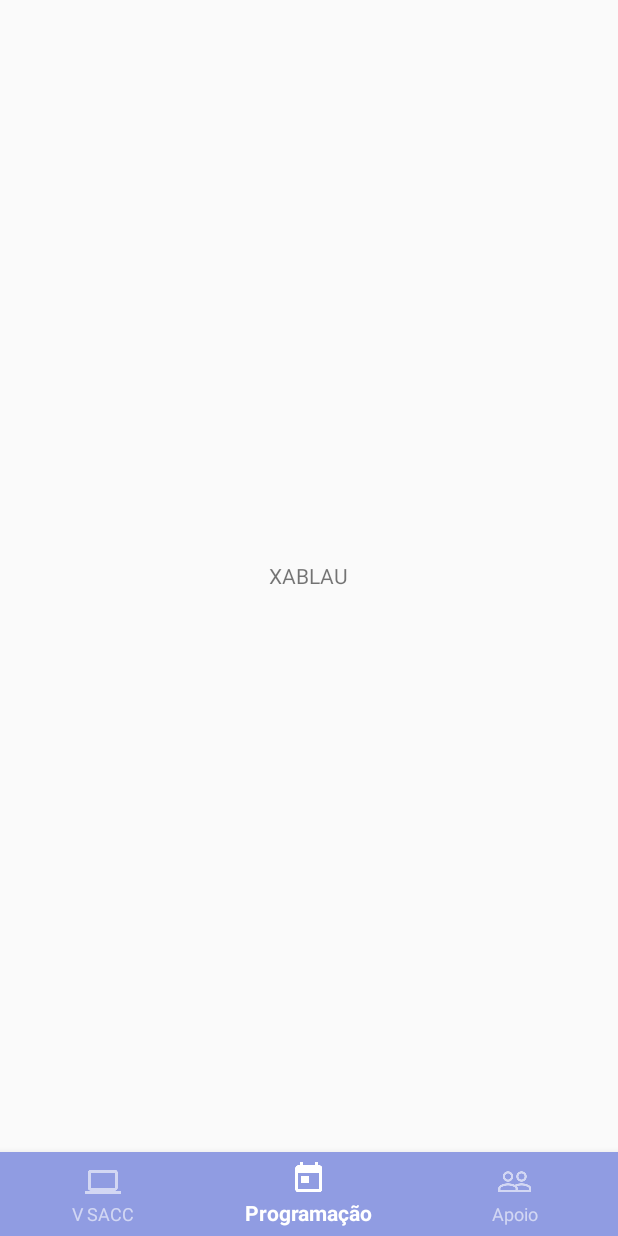
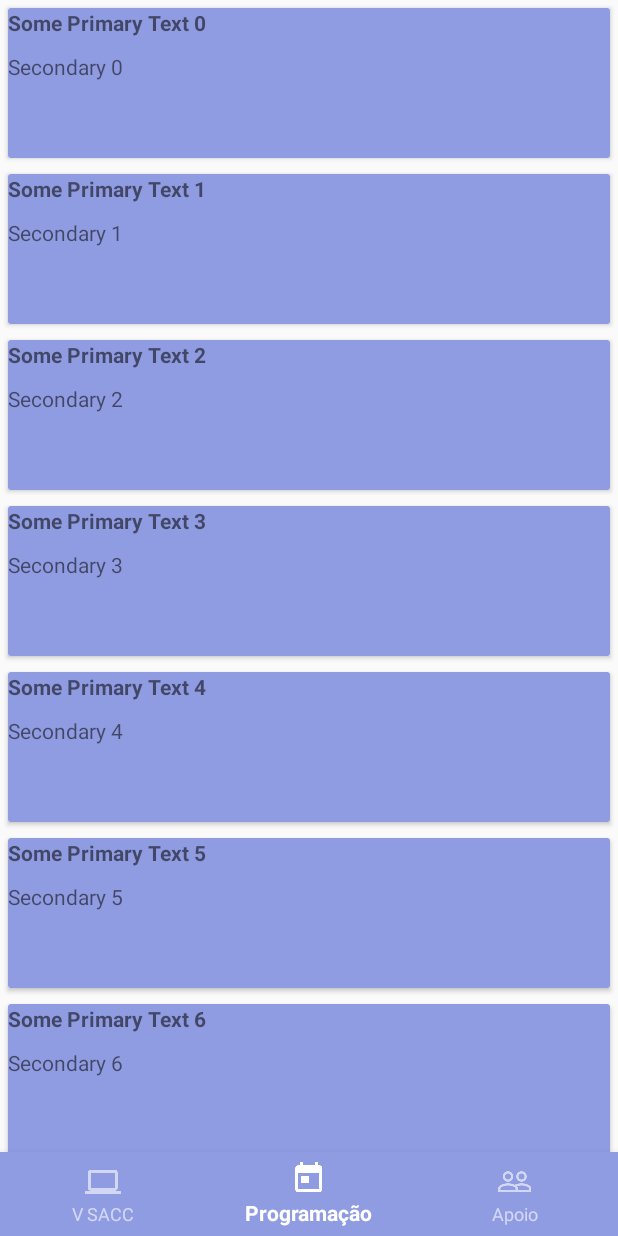
Before and after one commit to MatheusOliveiraBarbosa/SACC2017, an Android app: the screen it shows after launch (MainActivity), item 2 of the bottom bar chosen, on a phone screen of 412 x 824 dp. Run offline under Robolectric (Android 15) with nearby library versions, the phone set to English and light mode, and no system bars.

Commit message:
adicionado elemento de cards views

```diff
--- a/SACC2017/app/build.gradle
+++ b/SACC2017/app/build.gradle
@@ -24,5 +24,6 @@ dependencies {
     compile 'com.android.support:appcompat-v7:25.3.1'
     compile 'com.android.support:design:25.3.1'
     compile 'com.android.support:support-v4:25.3.1'
+    compile 'com.android.support:cardview-v7:25.3.1'
     testCompile 'junit:junit:4.12'
 }
--- /dev/null
+++ b/SACC2017/app/src/main/java/br/edu/ufcg/sacc2017/Adapter/RecyclerViewAdapter.java
@@ -0,0 +1,88 @@
+package br.edu.ufcg.sacc2017.Adapter;
+
+import android.support.v7.widget.RecyclerView;
+import android.util.Log;
+import android.view.LayoutInflater;
+import android.view.View;
+import android.view.ViewGroup;
+import android.widget.TextView;
+
+import java.util.ArrayList;
+
+import br.edu.ufcg.sacc2017.R;
+import br.edu.ufcg.sacc2017.models.Apoio;
+
+/**
+ * Created by mathe on 26/05/2017.
+ */
+
+public class RecyclerViewAdapter extends RecyclerView.Adapter<RecyclerViewAdapter.ApoioHolder> {
+
+
+    private static String LOG_TAG = "MyRecyclerViewAdapter";
+    private ArrayList<Apoio> mApoioset;
+    private static MyClickListener myClickListener;
+
+    public static class ApoioHolder extends RecyclerView.ViewHolder
+            implements View
+            .OnClickListener {
+        TextView label;
+        TextView dateTime;
+
+        public ApoioHolder(View itemView) {
+            super(itemView);
+            label = (TextView) itemView.findViewById(R.id.tv_title);
+            dateTime = (TextView) itemView.findViewById(R.id.tv_description);
+            Log.i(LOG_TAG, "Adding Listener");
+            itemView.setOnClickListener(this);
+        }
+
+        @Override
+        public void onClick(View v) {
+            myClickListener.onItemClick(getAdapterPosition(), v);
+        }
+    }
+
+    public void setOnItemClickListener(MyClickListener myClickListener) {
+        this.myClickListener = myClickListener;
+    }
+
+    public RecyclerViewAdapter(ArrayList<Apoio> apoioSet) {
+        this.mApoioset = apoioSet;
+    }
+
+    @Override
+    public ApoioHolder onCreateViewHolder(ViewGroup parent,
+                                               int viewType) {
+        View view = LayoutInflater.from(parent.getContext())
+                .inflate(R.layout.card_view, parent, false);
+
+        ApoioHolder dataObjectHolder = new ApoioHolder(view);
+        return dataObjectHolder;
+    }
+
+    @Override
+    public void onBindViewHolder(ApoioHolder holder, int position) {
+        holder.label.setText(mApoioset.get(position).getTitle());
+        holder.dateTime.setText(mApoioset.get(position).getDescription());
+    }
+
+    public void addItem(Apoio apoio, int index) {
+        mApoioset.add(index, apoio);
+        notifyItemInserted(index);
+    }
+
+    public void deleteItem(int index) {
+        mApoioset.remove(index);
+        notifyItemRemoved(index);
+    }
+
+    @Override
+    public int getItemCount() {
+        return mApoioset.size();
+    }
+
+    public interface MyClickListener {
+        public void onItemClick(int position, View v);
+    }
+}
--- a/SACC2017/app/src/main/java/br/edu/ufcg/sacc2017/MainActivity.java
+++ b/SACC2017/app/src/main/java/br/edu/ufcg/sacc2017/MainActivity.java
@@ -8,6 +8,7 @@ import android.support.v4.app.FragmentActivity;
 import android.support.v4.app.FragmentTransaction;
 import android.support.v7.app.AppCompatActivity;
 import android.os.Bundle;
+import android.support.v7.widget.Toolbar;
 import android.view.MenuItem;
 import android.view.View;
 import android.widget.TabHost;
@@ -26,6 +27,8 @@ public class MainActivity extends FragmentActivity {
         BottomNavigationView bottomNavigationView = (BottomNavigationView)
                 findViewById(R.id.bottom_navigation);
 
+        final Toolbar toolbar = (Toolbar) findViewById(R.id.toolBar);
+
         FragmentTransaction transaction = getSupportFragmentManager().beginTransaction();
         transaction.replace(R.id.frame_layout, FragmentSACC.newInstance());
         transaction.commit();
@@ -39,12 +42,15 @@ public class MainActivity extends FragmentActivity {
                         switch (item.getItemId()) {
                             case R.id.action_sacc:
                                 selectedFragment = FragmentSACC.newInstance();
+                                toolbar.setVisibility(View.VISIBLE);
                                 break;
                             case R.id.action_programacao:
                                 selectedFragment = FragmentProgramacao.newInstance();
+                                toolbar.setVisibility(View.GONE);
                                 break;
                             case R.id.action_apoio:
                                 selectedFragment = FragmentApoio.newInstance();
+                                toolbar.setVisibility(View.VISIBLE);
                                 break;
                         }
                         FragmentTransaction transaction = getSupportFragmentManager().beginTransaction();
--- a/SACC2017/app/src/main/java/br/edu/ufcg/sacc2017/fragments/FragmentProgramacao.java
+++ b/SACC2017/app/src/main/java/br/edu/ufcg/sacc2017/fragments/FragmentProgramacao.java
@@ -32,8 +32,6 @@ public class FragmentProgramacao extends Fragment {
     @Override
     public void onCreate(Bundle savedInstanceState) {
         super.onCreate(savedInstanceState);
-        Toolbar toolbar = (Toolbar) getActivity().findViewById(R.id.toolBar);
-
     }
 
     @Override
@@ -50,6 +48,7 @@ public class FragmentProgramacao extends Fragment {
         return tabHostProgramacao;
     }
 
+
     @Override
     public void onDestroyView() {
         super.onDestroyView();
--- a/SACC2017/app/src/main/java/br/edu/ufcg/sacc2017/fragments/FragmentProgramacaoDia01.java
+++ b/SACC2017/app/src/main/java/br/edu/ufcg/sacc2017/fragments/FragmentProgramacaoDia01.java
@@ -3,11 +3,18 @@ package br.edu.ufcg.sacc2017.fragments;
 import android.os.Bundle;
 import android.support.annotation.Nullable;
 import android.support.v4.app.Fragment;
+import android.support.v7.widget.LinearLayoutManager;
+import android.support.v7.widget.RecyclerView;
+import android.util.Log;
 import android.view.LayoutInflater;
 import android.view.View;
 import android.view.ViewGroup;
 
+import java.util.ArrayList;
+
+import br.edu.ufcg.sacc2017.Adapter.RecyclerViewAdapter;
 import br.edu.ufcg.sacc2017.R;
+import br.edu.ufcg.sacc2017.models.Apoio;
 
 /**
  * Created by mathe on 25/05/2017.
@@ -15,13 +22,51 @@ import br.edu.ufcg.sacc2017.R;
 
 public class FragmentProgramacaoDia01 extends Fragment {
 
+    private RecyclerView mRecyclerView;
+    private RecyclerView.Adapter mAdapter;
+    private RecyclerView.LayoutManager mLayoutManager;
+    private static String LOG_TAG = "FragmentApoio";
+
+
     @Nullable
     @Override
     public View onCreateView(LayoutInflater inflater, @Nullable ViewGroup container, @Nullable Bundle savedInstanceState) {
 
         View rootView = inflater.inflate(R.layout.fragment_programacao_dia01,container,false);
 
-        return  rootView;
+        mRecyclerView = new RecyclerView(rootView.getContext());
+        mRecyclerView.findViewById(R.id.reclycer_view);
+        mRecyclerView.setHasFixedSize(true);
+        mLayoutManager = new LinearLayoutManager(getActivity());
+        mRecyclerView.setLayoutManager(mLayoutManager);
+        mAdapter = new RecyclerViewAdapter(getDataSet());
+        mRecyclerView.setAdapter(mAdapter);
+
+        return mRecyclerView;
+
+    }
+
+    @Override
+    public void onResume() {
+        super.onResume();
+        ((RecyclerViewAdapter) mAdapter).setOnItemClickListener(new RecyclerViewAdapter
+                .MyClickListener() {
+            @Override
+            public void onItemClick(int position, View v) {
+                Log.i(LOG_TAG, " Clicked on Item " + position);
+            }
+        });
+
+    }
+
+    private ArrayList<Apoio> getDataSet() {
+        ArrayList results = new ArrayList<Apoio>();
+        for (int index = 0; index < 20; index++) {
+            Apoio obj = new Apoio("Some Primary Text " + index,
+                    "Secondary " + index);
+            results.add(index, obj);
+        }
+        return results;
     }
 
 }
--- /dev/null
+++ b/SACC2017/app/src/main/java/br/edu/ufcg/sacc2017/models/Apoio.java
@@ -0,0 +1,32 @@
+package br.edu.ufcg.sacc2017.models;
+
+/**
+ * Created by mathe on 26/05/2017.
+ */
+
+public class Apoio {
+
+    private String title;
+    private String description;
+
+    public Apoio(String title, String description){
+        this.title = title;
+        this.description = description;
+    }
+
+    public String getTitle() {
+        return title;
+    }
+
+    public void setTitle(String title) {
+        this.title = title;
+    }
+
+    public String getDescription() {
+        return description;
+    }
+
+    public void setDescription(String description) {
+        this.description = description;
+    }
+}
--- a/SACC2017/app/src/main/res/layout/activity_main.xml
+++ b/SACC2017/app/src/main/res/layout/activity_main.xml
@@ -11,7 +11,6 @@
         android:layout_width="match_parent"
         android:layout_height="?attr/actionBarSize"
         android:background="@color/colorPrimary"
-        android:visibility="gone"
         >
             <ImageView
                 android:id="@+id/iv_logo"
--- /dev/null
+++ b/SACC2017/app/src/main/res/layout/card_view.xml
@@ -0,0 +1,36 @@
+<?xml version="1.0" encoding="utf-8"?>
+<LinearLayout xmlns:android="http://schemas.android.com/apk/res/android"
+    xmlns:app="http://schemas.android.com/apk/res-auto"
+    android:orientation="vertical"
+    android:layout_width="match_parent"
+    android:layout_height="wrap_content">
+
+    <android.support.v7.widget.CardView
+        android:id="@+id/card_view"
+        android:layout_width="match_parent"
+        android:layout_height="100dp"
+        android:layout_gravity="center"
+        android:layout_margin="5dp"
+        app:cardCornerRadius="2dp">
+
+        <LinearLayout
+            android:layout_width="fill_parent"
+            android:layout_height="fill_parent"
+            android:orientation="vertical"
+            android:background="@color/colorPrimary">
+
+            <TextView
+                android:id="@+id/tv_title"
+                android:layout_width="wrap_content"
+                android:layout_height="wrap_content"
+                android:textStyle="bold"/>
+
+            <TextView
+                android:id="@+id/tv_description"
+                android:layout_width="wrap_content"
+                android:layout_height="wrap_content"
+                android:layout_marginTop="10dp"/>
+        </LinearLayout>
+    </android.support.v7.widget.CardView>
+
+</LinearLayout>
--- a/SACC2017/app/src/main/res/layout/fragment_programacao_dia01.xml
+++ b/SACC2017/app/src/main/res/layout/fragment_programacao_dia01.xml
@@ -9,5 +9,11 @@
         android:layout_centerVertical="true"
         android:text="XABLAU" />
 
+    <android.support.v7.widget.RecyclerView
+        android:id="@+id/reclycer_view"
+        android:layout_width="match_parent"
+        android:layout_height="match_parent"
+        android:scrollbars="vertical"/>
+
 
 </RelativeLayout>
```
Also changed, not shown: SACC2017/app/src/main/java/br/edu/ufcg/sacc2017/fragments/FragmentApoio.java (+46 -1 lines), SACC2017/app/src/main/res/layout/fragment_apoio.xml (+7 -0 lines), SACC2017/app/src/main/res/layout/fragment_programacao.xml (+3 -6 lines), SACC2017/app/src/main/res/layout/fragment_sacc.xml (+9 -6 lines), SACC2017/app/src/main/res/values/styles.xml (+13 -3 lines), 1 other file.
